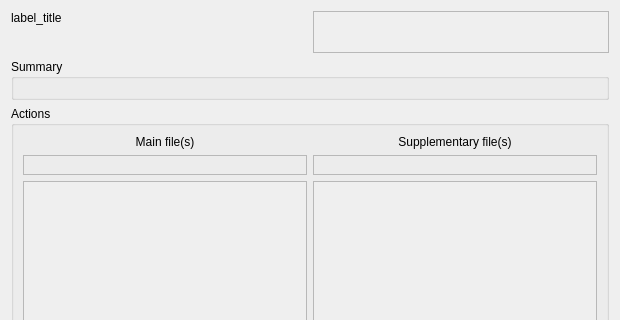
Before: the Qt Designer form ui/inspect.ui in crossing96/Pub-Xel, drawn with Qt 5; both pictures show x 0 to 620 and y 0 to 320 of the 620 by 616 pixel window.
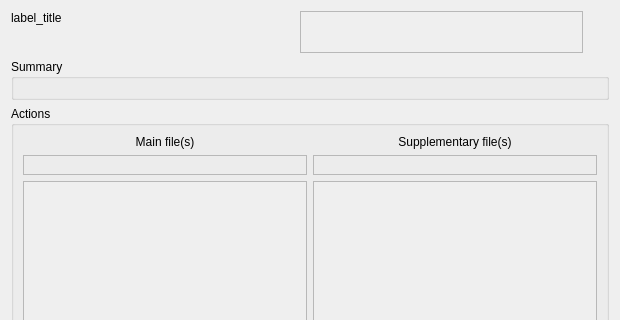
After: the same form once the commit is applied.

Patch:
```diff
--- a/ui/inspect.ui
+++ b/ui/inspect.ui
@@ -15,7 +15,7 @@
   </property>
   <layout class="QVBoxLayout" name="verticalLayout" stretch="0,0,1,0">
    <item>
-    <layout class="QGridLayout" name="gridLayout_title" columnstretch="0,0">
+    <layout class="QGridLayout" name="gridLayout_title" columnstretch="0,0,0">
      <item row="0" column="0">
       <widget class="QLabel" name="label_title">
        <property name="sizePolicy">
@@ -95,6 +95,28 @@
        </widget>
       </widget>
      </item>
+     <item row="0" column="2">
+      <widget class="QLabel" name="label_pubmed_connection_status">
+       <property name="minimumSize">
+        <size>
+         <width>20</width>
+         <height>20</height>
+        </size>
+       </property>
+       <property name="maximumSize">
+        <size>
+         <width>20</width>
+         <height>20</height>
+        </size>
+       </property>
+       <property name="text">
+        <string/>
+       </property>
+       <property name="alignment">
+        <set>Qt::AlignCenter</set>
+       </property>
+      </widget>
+     </item>
     </layout>
    </item>
    <item>
```
